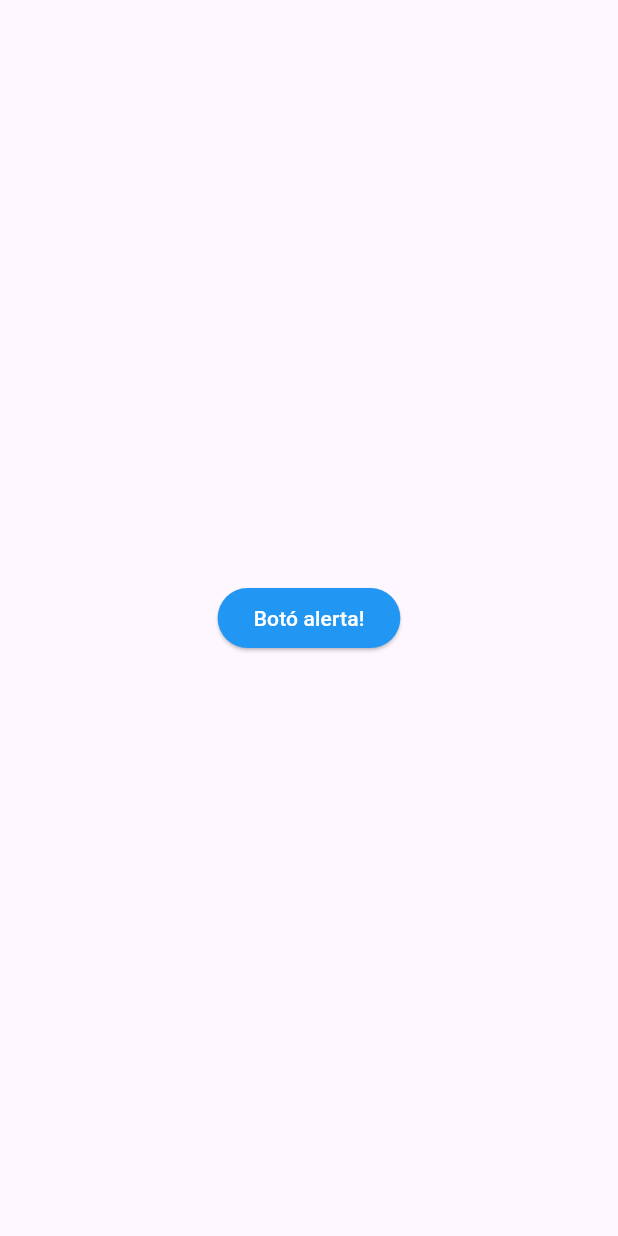
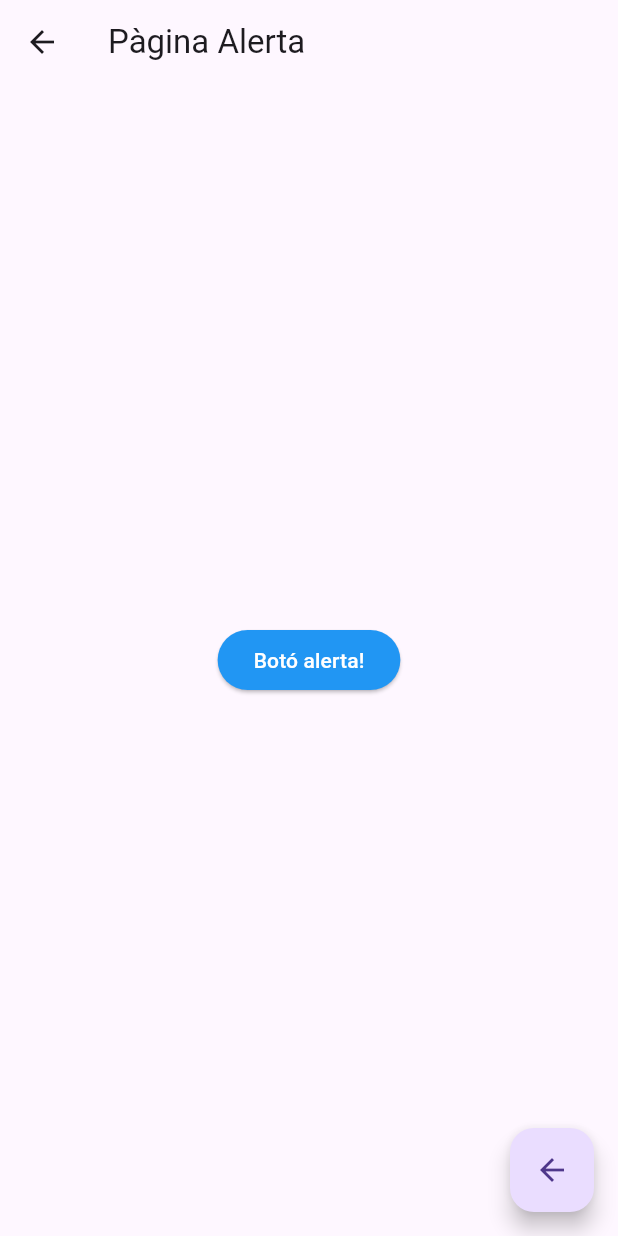
Before and after one commit to raulromerocerrato/Exercici2-PMM, a Flutter app: the AlertPage screen opened by its route, on a phone screen of 412 x 824 dp. Run offline on Flutter 3.47's test engine with Material 3 defaults, Android fonts, the phone set to English and light mode, and no system bars.

Commit message:
alert_page: afegit el títol i botó de tornar

```diff
--- a/lib/screens/alert_page.dart
+++ b/lib/screens/alert_page.dart
@@ -4,6 +4,15 @@ class AlertPage extends StatelessWidget {
   @override
   Widget build(BuildContext context) {
     return Scaffold(
+      appBar: AppBar(
+        title: Text('Pàgina Alerta'),
+      ),
+      floatingActionButton: FloatingActionButton(
+        child: Icon(Icons.arrow_back),
+        onPressed: () {
+          Navigator.pop(context);
+        },
+      ),
       body: Center(
         child: ElevatedButton(
           child: Text('Botó alerta!'),
```
Also changed, not shown: 1 other file.
